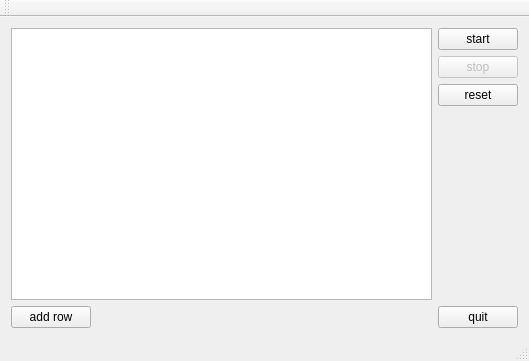
This is mainwindow.ui in kogotto/qae as Qt 5 draws it before an edit. The edited form follows.
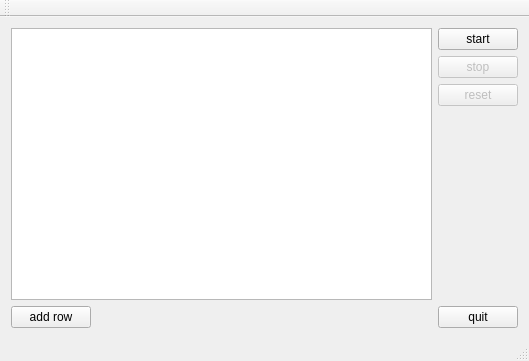
This is the edited form.

What changed in the file:
```diff
--- a/mainwindow.ui
+++ b/mainwindow.ui
@@ -67,6 +67,9 @@
       </item>
       <item>
        <widget class="QPushButton" name="resetButton">
+        <property name="enabled">
+         <bool>false</bool>
+        </property>
         <property name="text">
          <string>reset</string>
         </property>
```
